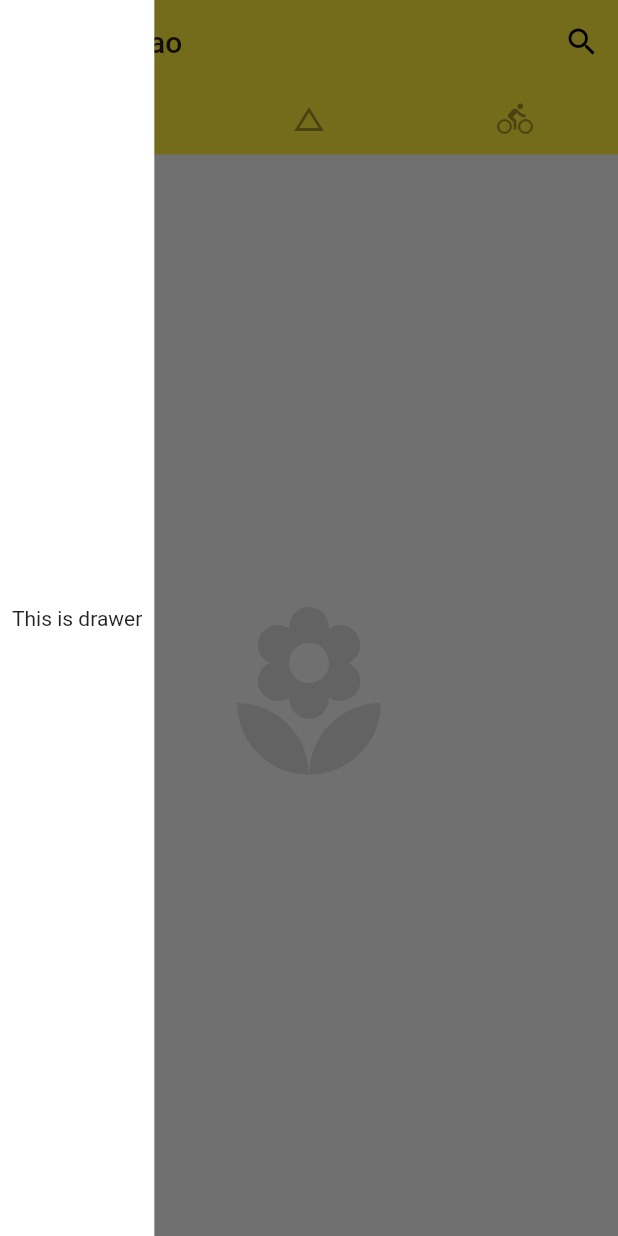
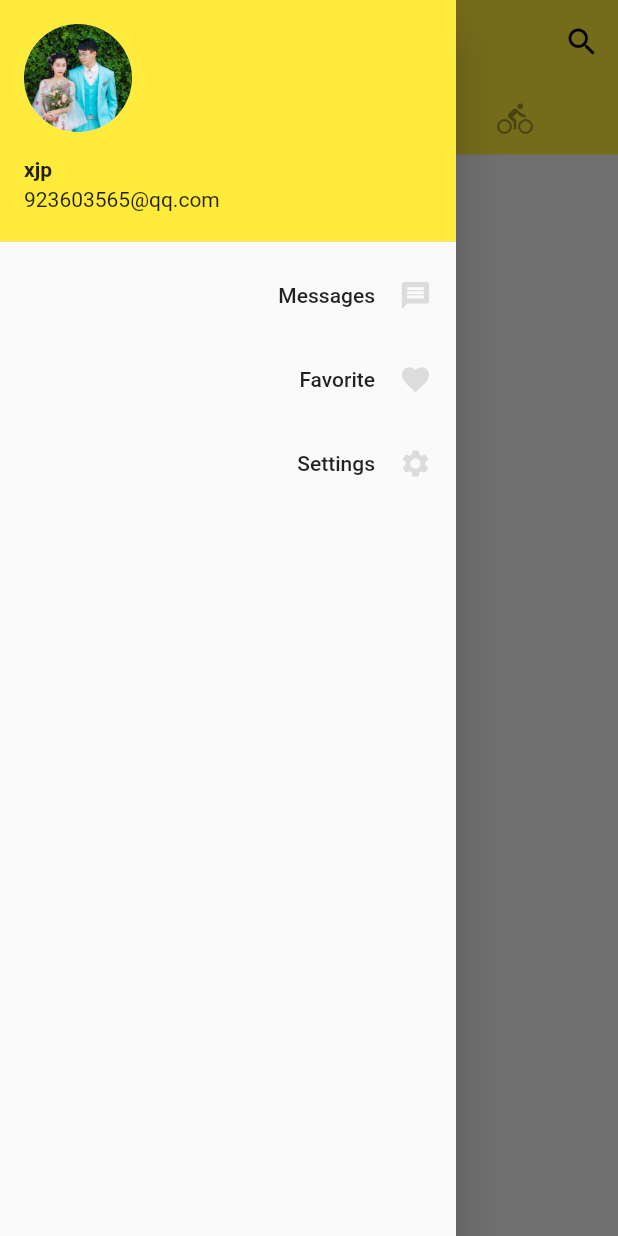
Before and after one commit to HellotalkXJP/HelloFlutter, a Flutter app: the screen it shows after launch, with the side drawer open, on a phone screen of 412 x 824 dp. Run offline on Flutter 3.47's test engine with Material 2 defaults, Android fonts, the phone set to English and light mode, and no system bars.

Commit message:
add local images

```diff
--- a/lib/main.dart
+++ b/lib/main.dart
@@ -29,11 +29,6 @@ class Home extends StatelessWidget {
         child: Scaffold(
           backgroundColor: Colors.grey[100],
           appBar: AppBar(
-            leading: IconButton(
-              icon: Icon(Icons.menu),
-              tooltip: 'Navigration',
-              onPressed: () => debugPrint('Navigration button is pressed.'),
-            ),
             title: Text('nihao'),
             actions: <Widget>[
               IconButton(
@@ -67,16 +62,35 @@ class Home extends StatelessWidget {
               Icon(Icons.directions_bike, size: 128.0, color: Colors.black12,),
             ],
           ),
-          drawer: Container(
-            color: Colors.white,
-            padding: EdgeInsets.all(8.0),
-            child: Column(
-              mainAxisAlignment: MainAxisAlignment.center,
+          drawer: Drawer(
+            child: ListView(
+              padding: EdgeInsets.zero,
               children: <Widget>[
-                Text('This is drawer'),
+                UserAccountsDrawerHeader(
+                  accountName: Text('xjp', style: TextStyle(fontWeight: FontWeight.bold),),
+                  accountEmail: Text('923603565@qq.com'),
+                  currentAccountPicture: CircleAvatar(
+                    backgroundImage: AssetImage('images/xjp.jpeg'),
+                  ),
+                ),
+                ListTile(
+                  title: Text('Messages', textAlign: TextAlign.right,),
+                  trailing: Icon(Icons.message, color: Colors.black12, size:22.0),
+                  onTap: () => Navigator.pop(context),
+                ),
+                ListTile(
+                  title: Text('Favorite', textAlign: TextAlign.right,),
+                  trailing: Icon(Icons.favorite, color: Colors.black12, size:22.0),
+                  onTap: () => Navigator.pop(context),
+                ),
+                ListTile(
+                  title: Text('Settings', textAlign: TextAlign.right,),
+                  trailing: Icon(Icons.settings, color: Colors.black12, size:22.0),
+                  onTap: () => Navigator.pop(context),
+                ),
               ],
             ),
-          ),
+          )
         ),
       );
     }
--- a/pubspec.yaml
+++ b/pubspec.yaml
@@ -44,7 +44,8 @@ flutter:
   # assets:
   #  - images/a_dot_burr.jpeg
   #  - images/a_dot_ham.jpeg
-
+  assets:
+    - images/xjp.jpeg
   # An image asset can refer to one or more resolution-specific "variants", see
   # https://flutter.dev/assets-and-images/#resolution-aware.
 
```
Also changed, not shown: images/xjp.jpeg (added).
